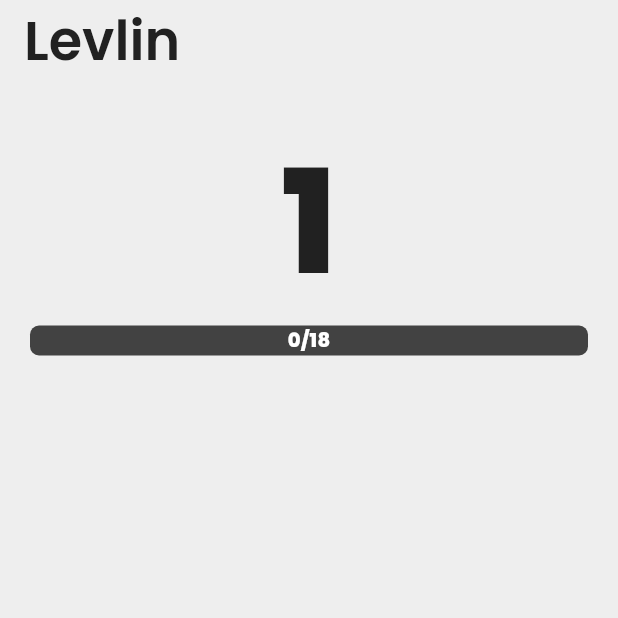
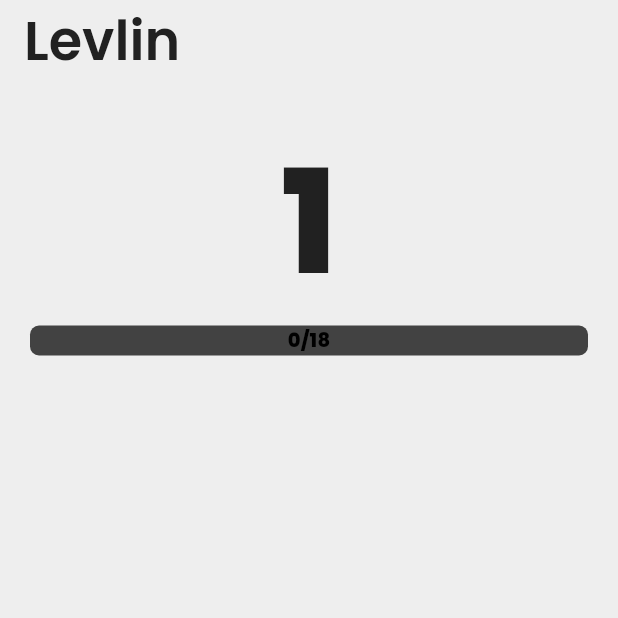
Before and after one commit to Notava1ble/levlin-flutter, a Flutter app: the screen it shows after launch, on a phone screen of 412 x 824 dp, the top half of it. Run offline on Flutter 3.47's test engine with Material 3 defaults, Android fonts, the phone set to English and light mode, and no system bars; our stand-ins replace google_fonts, isar; accounts and stored records are empty; generated files the repository leaves out were written again.

Commit message:
Update XP bar text color for more readability when the xp bar isn't filled

```diff
--- a/lib/components/xp_bar.dart
+++ b/lib/components/xp_bar.dart
@@ -36,7 +36,8 @@ class XpBar extends StatelessWidget {
               child: Text(
                 "$xpObtained/$xpNeeded",
                 style: GoogleFonts.poppins(
-                  color: Colors.white,
+                  color:
+                      xpObtained / xpNeeded > .6 ? Colors.white : Colors.black,
                   fontWeight: FontWeight.w800,
                   fontSize: 13,
                 ),
```
